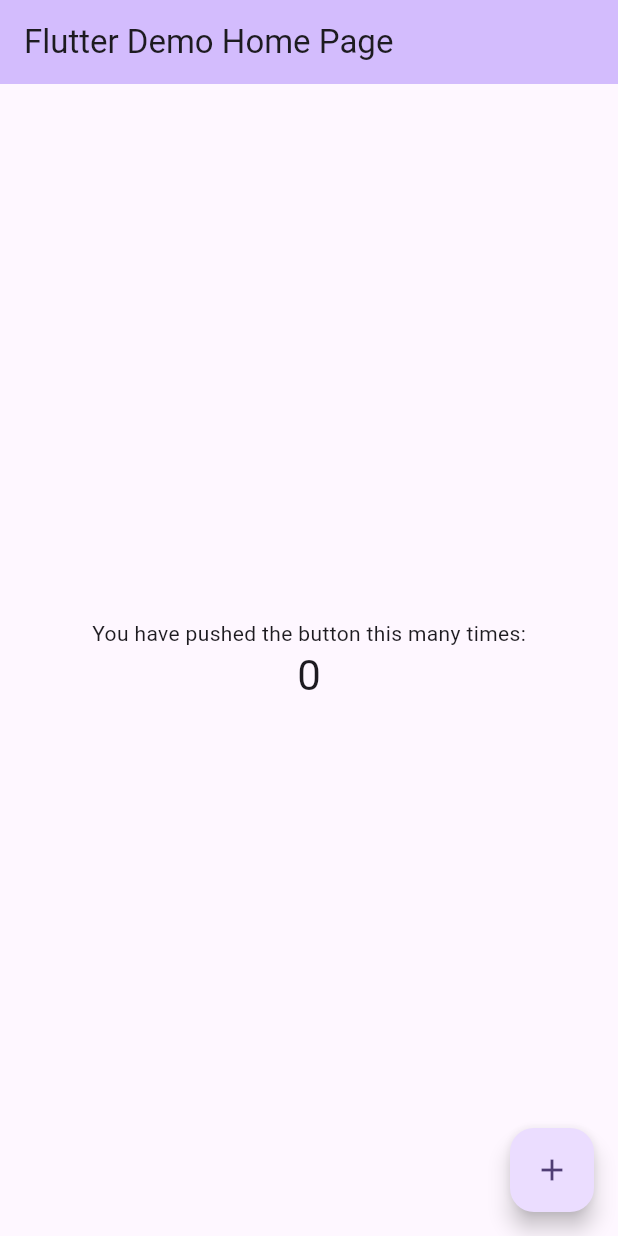
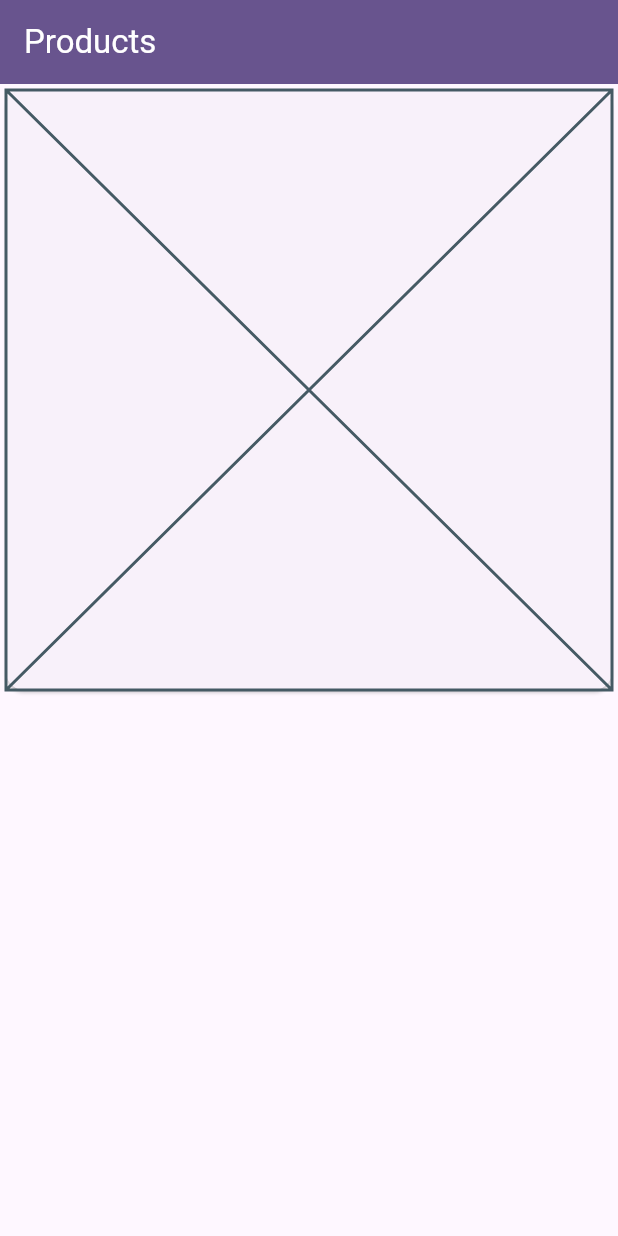
Before and after one commit to Arnie1x/shopify_variants, a Flutter app: the screen it shows after launch, on a phone screen of 412 x 824 dp. Run offline on Flutter 3.47's test engine with Material 3 defaults, Android fonts, the phone set to English and light mode, and no system bars; our stand-ins replace get.

Commit message:
Created a home page and an options page
The home page will display the products
navigating to options page allows adding product options and variants
Imported the GetX package for navigation and state management

```diff
--- a/lib/main.dart
+++ b/lib/main.dart
@@ -1,4 +1,7 @@
 import 'package:flutter/material.dart';
+import 'package:get/get.dart';
+import 'package:shopify_variants/pages/home.dart';
+import 'package:shopify_variants/pages/options.dart';
 
 void main() {
   runApp(const MyApp());
@@ -10,33 +13,23 @@
   // This widget is the root of your application.
   @override
   Widget build(BuildContext context) {
-    return MaterialApp(
+    return GetMaterialApp(
+      initialRoute: '/',
       title: 'Flutter Demo',
       theme: ThemeData(
-        // This is the theme of your application.
-        //
-        // TRY THIS: Try running your application with "flutter run". You'll see
-        // the application has a blue toolbar. Then, without quitting the app,
-        // try changing the seedColor in the colorScheme below to Colors.green
-        // and then invoke "hot reload" (save your changes or press the "hot
-        // reload" button in a Flutter-supported IDE, or press "r" if you used
-        // the command line to start the app).
-        //
-        // Notice that the counter didn't reset back to zero; the application
-        // state is not lost during the reload. To reset the state, use hot
-        // restart instead.
-        //
-        // This works for code too, not just values: Most code changes can be
-        // tested with just a hot reload.
         colorScheme: ColorScheme.fromSeed(seedColor: Colors.deepPurple),
         useMaterial3: true,
       ),
-      home: const MyHomePage(title: 'Flutter Demo Home Page'),
+      // home: const MyHomePage(title: 'Flutter Demo Home Page'),
+      getPages: [
+        GetPage(name: '/', page: () => const Home()),
+        GetPage(name: '/options', page: () => const Options())
+      ],
     );
   }
 }
 
-class MyHomePage extends StatefulWidget {
+class MyHomePage extends StatelessWidget {
   const MyHomePage({super.key, required this.title});
 
   // This widget is the home page of your application. It is stateful, meaning
@@ -51,75 +44,7 @@
   final String title;
 
   @override
-  State<MyHomePage> createState() => _MyHomePageState();
-}
-
-class _MyHomePageState extends State<MyHomePage> {
-  int _counter = 0;
-
-  void _incrementCounter() {
-    setState(() {
-      // This call to setState tells the Flutter framework that something has
-      // changed in this State, which causes it to rerun the build method below
-      // so that the display can reflect the updated values. If we changed
-      // _counter without calling setState(), then the build method would not be
-      // called again, and so nothing would appear to happen.
-      _counter++;
-    });
-  }
-
-  @override
   Widget build(BuildContext context) {
-    // This method is rerun every time setState is called, for instance as done
-    // by the _incrementCounter method above.
-    //
-    // The Flutter framework has been optimized to make rerunning build methods
-    // fast, so that you can just rebuild anything that needs updating rather
-    // than having to individually change instances of widgets.
-    return Scaffold(
-      appBar: AppBar(
-        // TRY THIS: Try changing the color here to a specific color (to
-        // Colors.amber, perhaps?) and trigger a hot reload to see the AppBar
-        // change color while the other colors stay the same.
-        backgroundColor: Theme.of(context).colorScheme.inversePrimary,
-        // Here we take the value from the MyHomePage object that was created by
-        // the App.build method, and use it to set our appbar title.
-        title: Text(widget.title),
-      ),
-      body: Center(
-        // Center is a layout widget. It takes a single child and positions it
-        // in the middle of the parent.
-        child: Column(
-          // Column is also a layout widget. It takes a list of children and
-          // arranges them vertically. By default, it sizes itself to fit its
-          // children horizontally, and tries to be as tall as its parent.
-          //
-          // Column has various properties to control how it sizes itself and
-          // how it positions its children. Here we use mainAxisAlignment to
-          // center the children vertically; the main axis here is the vertical
-          // axis because Columns are vertical (the cross axis would be
-          // horizontal).
-          //
-          // TRY THIS: Invoke "debug painting" (choose the "Toggle Debug Paint"
-          // action in the IDE, or press "p" in the console), to see the
-          // wireframe for each widget.
-          mainAxisAlignment: MainAxisAlignment.center,
-          children: <Widget>[
-            const Text(
-              'You have pushed the button this many times:',
-            ),
-            Text(
-              '$_counter',
-              style: Theme.of(context).textTheme.headlineMedium,
-            ),
-          ],
-        ),
-      ),
-      floatingActionButton: FloatingActionButton(
-        onPressed: _incrementCounter,
-        tooltip: 'Increment',
-        child: const Icon(Icons.add),
-      ), // This trailing comma makes auto-formatting nicer for build methods.
-    );
+    return const Scaffold();
   }
 }
--- /dev/null
+++ b/lib/pages/home.dart
@@ -0,0 +1,23 @@
+// This page is used to show the different products available.
+
+import 'package:flutter/material.dart';
+
+class Home extends StatelessWidget {
+  const Home({Key? key}) : super(key: key);
+
+  @override
+  Widget build(BuildContext context) {
+    return Scaffold(
+      appBar: AppBar(
+        title: const Text('Products'),
+        backgroundColor: Theme.of(context).colorScheme.primary,
+        foregroundColor: Theme.of(context).colorScheme.onPrimary,
+      ),
+      body: const Column(
+        mainAxisSize: MainAxisSize.min,
+        crossAxisAlignment: CrossAxisAlignment.center,
+        children: [Card(child: Placeholder())],
+      ),
+    );
+  }
+}
--- /dev/null
+++ b/lib/pages/options.dart
@@ -0,0 +1,14 @@
+// This page is for displaying and creating the Product options and variants
+
+import 'package:flutter/material.dart';
+
+class Options extends StatelessWidget {
+  const Options({Key? key}) : super(key: key);
+
+  @override
+  Widget build(BuildContext context) {
+    return Container(
+      child: const Placeholder(),
+    );
+  }
+}
--- a/pubspec.yaml
+++ b/pubspec.yaml
@@ -35,6 +35,7 @@ dependencies:
   # The following adds the Cupertino Icons font to your application.
   # Use with the CupertinoIcons class for iOS style icons.
   cupertino_icons: ^1.0.2
+  get: ^4.6.6
 
 dev_dependencies:
   flutter_test:
```
Also changed, not shown: pubspec.lock.
